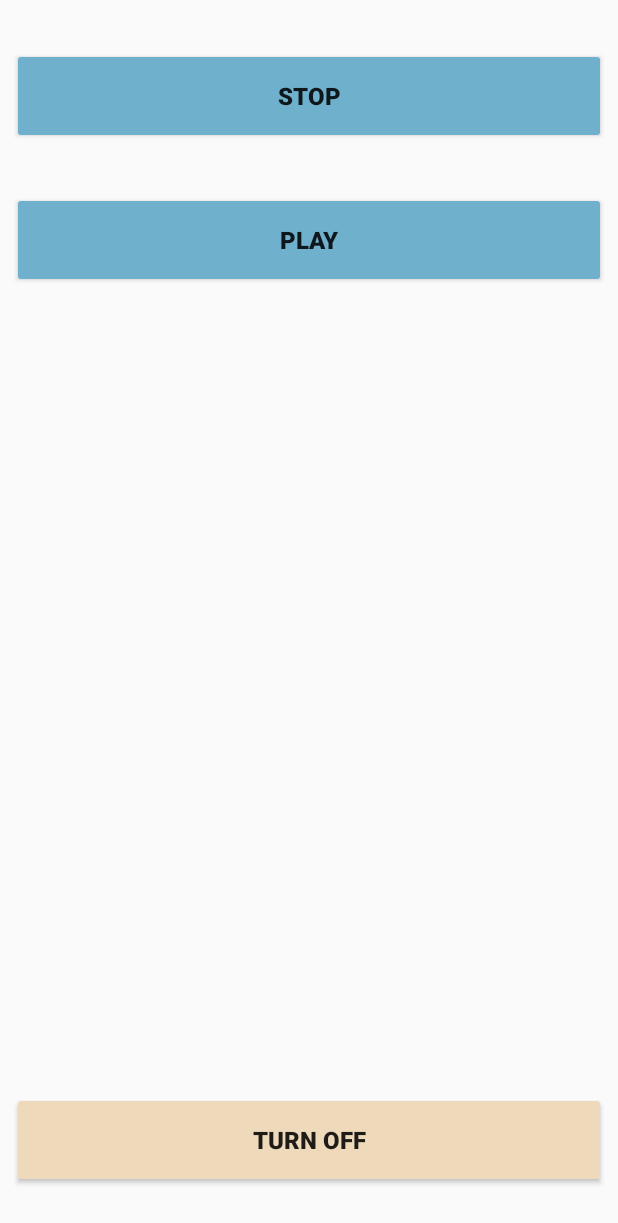
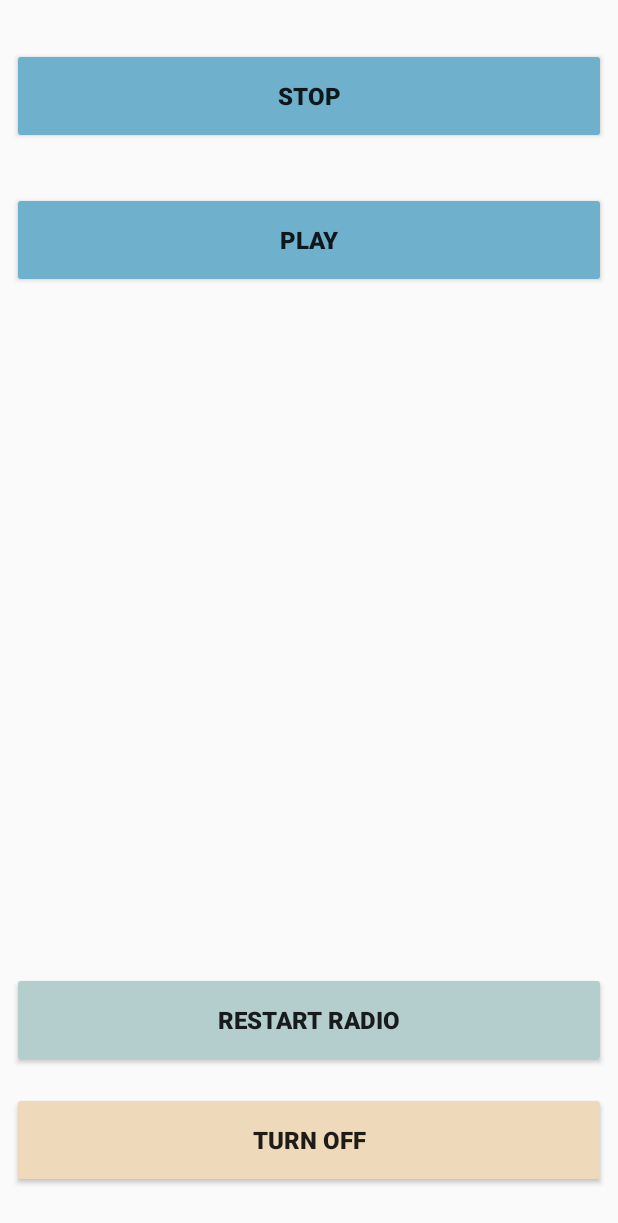
Before and after one commit to rzubala/radio-pi, an Android app: the layout main_player.xml on its own in the app's theme, with its tools: preview values and no code run, on a phone screen of 412 x 824 dp. Shown: the top 1223 px of the screen. Run offline under Robolectric (Android 15) with nearby library versions, the phone set to English and light mode, and no system bars.

Commit message:
appcenter SDK, restart service

```diff
--- a/client/app/build.gradle
+++ b/client/app/build.gradle
@@ -57,4 +57,9 @@ dependencies {
     implementation "org.jetbrains.kotlinx:kotlinx-coroutines-android:$version_coroutine"
     implementation "androidx.lifecycle:lifecycle-extensions:$version_lifecycle_extensions"
     implementation "androidx.lifecycle:lifecycle-viewmodel-ktx:$version_lifecycle"
+
+    def appCenterSdkVersion = '2.5.1'
+    implementation "com.microsoft.appcenter:appcenter-analytics:${appCenterSdkVersion}"
+    implementation "com.microsoft.appcenter:appcenter-crashes:${appCenterSdkVersion}"
+    implementation "com.microsoft.appcenter:appcenter-distribute:${appCenterSdkVersion}"
 }
--- a/client/app/src/main/java/com/zubala/rafal/radio/network/PlayerService.kt
+++ b/client/app/src/main/java/com/zubala/rafal/radio/network/PlayerService.kt
@@ -24,6 +24,8 @@ interface PlayerApiService {
     @GET("shutdown")
     fun getShutdown(): Deferred<String>
 
+    @GET("restart")
+    fun getRestart(): Deferred<String>
 }
 
 object PlayerApi {
--- a/client/app/src/main/java/com/zubala/rafal/radio/ui/player/MainPlayerFragment.kt
+++ b/client/app/src/main/java/com/zubala/rafal/radio/ui/player/MainPlayerFragment.kt
@@ -33,6 +33,10 @@ class MainPlayerFragment : Fragment() {
             mainPlayerViewModel.shutdown()
         }
 
+        binding.restart.setOnClickListener {
+            mainPlayerViewModel.restart()
+        }
+
         return binding.root
     }
 }
--- a/client/app/src/main/res/layout/main_player.xml
+++ b/client/app/src/main/res/layout/main_player.xml
@@ -15,6 +15,7 @@
             android:layout_marginTop="32dp"
             android:layout_marginEnd="8dp"
             android:backgroundTint="#6FB1CC"
+            android:elevation="10dp"
             android:text="STOP"
             android:textSize="16sp"
             android:textStyle="bold"
@@ -30,6 +31,7 @@
             android:layout_marginTop="32dp"
             android:layout_marginEnd="8dp"
             android:backgroundTint="#6FB1CC"
+            android:elevation="10dp"
             android:text="PLAY"
             android:textSize="16sp"
             android:textStyle="bold"
@@ -45,6 +47,7 @@
             android:layout_marginEnd="8dp"
             android:layout_marginBottom="32dp"
             android:backgroundTint="#EED9BA"
+            android:elevation="10dp"
             android:text="Turn Off"
             android:textSize="16sp"
             android:textStyle="bold"
@@ -52,5 +55,22 @@
             app:layout_constraintEnd_toEndOf="parent"
             app:layout_constraintHorizontal_bias="0.0"
             app:layout_constraintStart_toStartOf="parent" />
+
+        <Button
+            android:id="@+id/restart"
+            android:layout_width="0dp"
+            android:layout_height="64dp"
+            android:layout_marginStart="8dp"
+            android:layout_marginEnd="8dp"
+            android:layout_marginBottom="16dp"
+            android:backgroundTint="#B4CECE"
+            android:elevation="10dp"
+            android:text="Restart radio"
+            android:textSize="16sp"
+            android:textStyle="bold"
+            app:layout_constraintBottom_toTopOf="@+id/shutdown"
+            app:layout_constraintEnd_toEndOf="parent"
+            app:layout_constraintHorizontal_bias="0.0"
+            app:layout_constraintStart_toStartOf="parent" />
     </androidx.constraintlayout.widget.ConstraintLayout>
 </layout>
```
Also changed, not shown: client/app/src/main/java/com/zubala/rafal/radio/MainActivity.kt (+14 -1 lines), client/app/src/main/java/com/zubala/rafal/radio/ui/player/MainPlayerViewModel.kt (+8 -1 lines), 2 other files.
